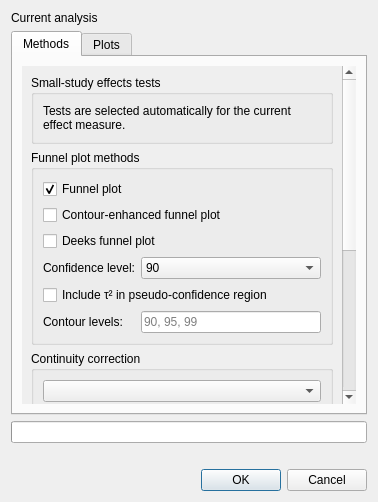
Old version of the form src/rc_metastudio/forms/publication_bias_dialog.ui in the repository AliSalman-et-al/rc-metastudio.
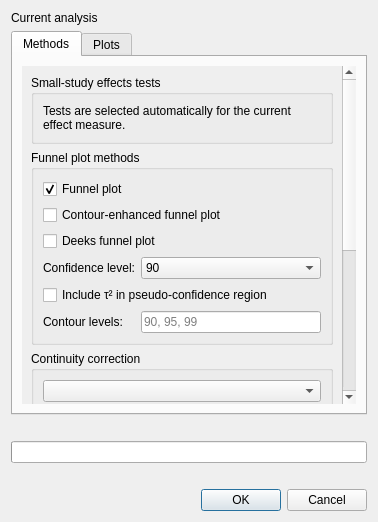
New version of the form.

Commit message: Move small-study effects requests to worker seam

```diff
--- a/src/rc_metastudio/forms/publication_bias_dialog.ui
+++ b/src/rc_metastudio/forms/publication_bias_dialog.ui
@@ -116,6 +116,7 @@
      </widget>
     </widget>
    </item>
+   <item><widget class="QLabel" name="worker_status_label"><property name="visible"><bool>false</bool></property><property name="wordWrap"><bool>true</bool></property></widget></item>
    <item><widget class="QProgressBar" name="progress_bar"><property name="visible"><bool>false</bool></property></widget></item>
    <item><widget class="QLabel" name="failure_label"><property name="visible"><bool>false</bool></property><property name="wordWrap"><bool>true</bool></property></widget></item>
    <item><widget class="QDialogButtonBox" name="button_box"><property name="standardButtons"><set>QDialogButtonBox::Cancel|QDialogButtonBox::Ok</set></property></widget></item>
```
The commit also changes 2 other files.
